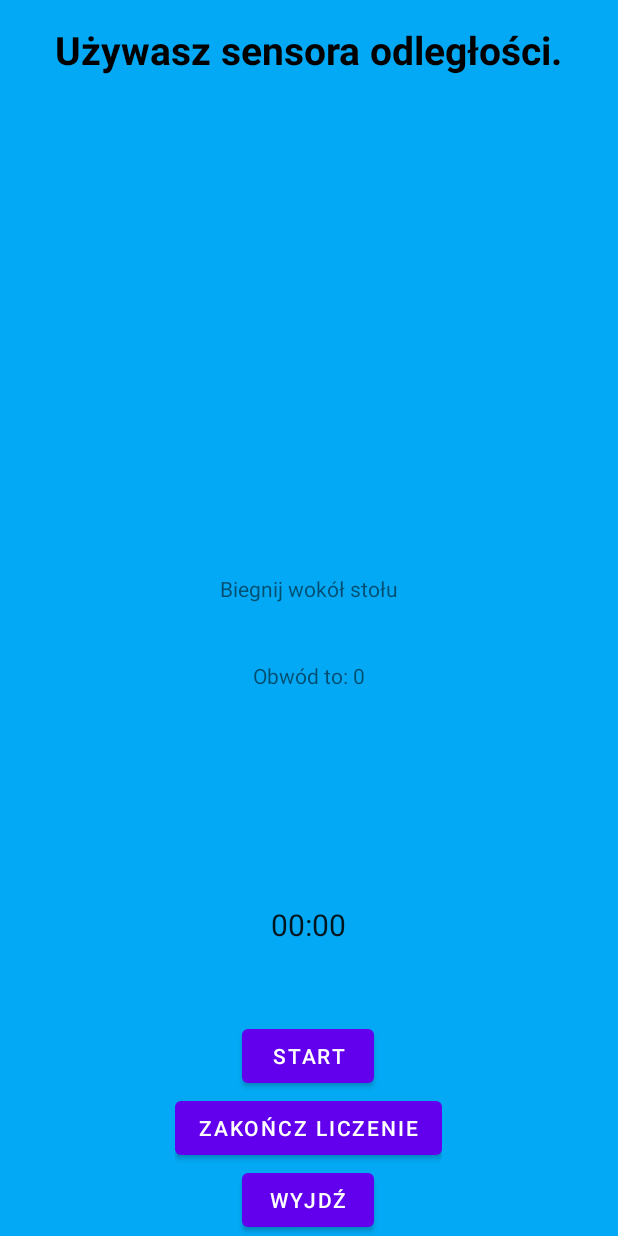
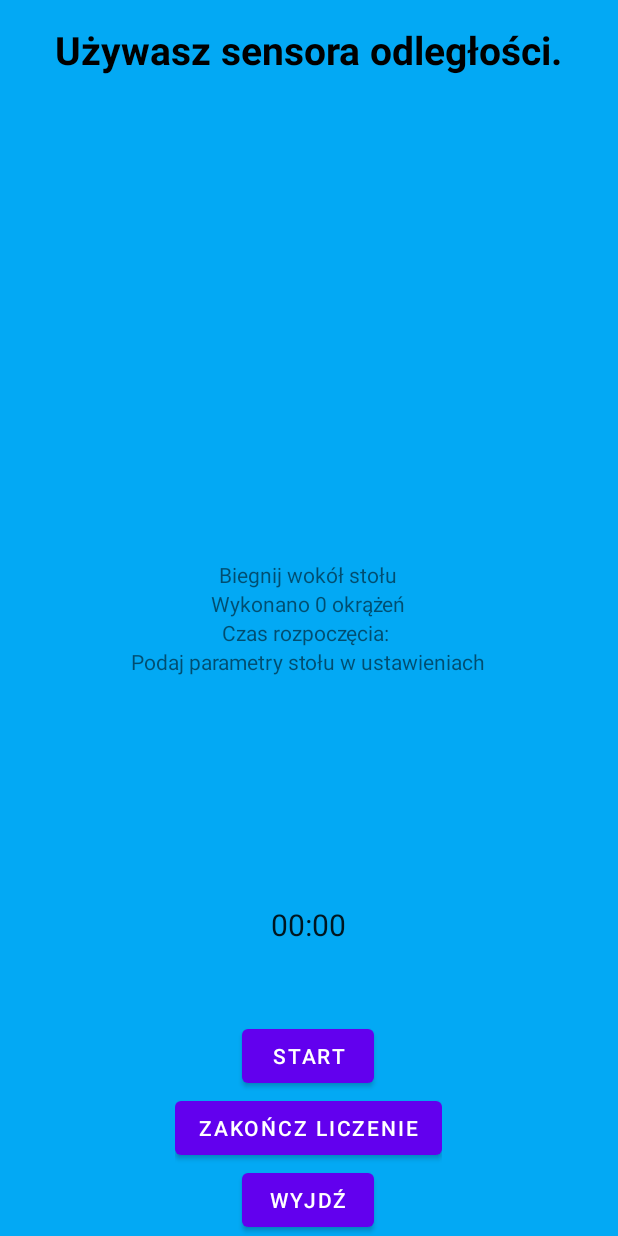
Before and after one commit to Laskos-p/Logon, an Android app: the Activity2 screen opened directly, with no data from a screen before it, on a phone screen of 412 x 824 dp. Run offline under Robolectric (Android 15) with nearby library versions, the phone set to English and light mode, and no system bars.

Commit message:
Wyświetlanie zerowych wartości

```diff
--- a/Wyscig/app/src/main/java/com/example/wyscig/Activity2.java
+++ b/Wyscig/app/src/main/java/com/example/wyscig/Activity2.java
@@ -29,7 +29,7 @@ public class Activity2 extends AppCompatActivity implements SensorEventListener{
     private MediaPlayer BeepMP;
     private TextView okrazenie, data;
     int i = 0;
-    String okrazenia, TAG = "TAG";
+    String okrazenia, TAG = "TAG", dataS, obwodS, obwodSError;
     private static final int SENSOR_SENSITIVITY = 4;
     Chronometer cmTimer;
     Button btnStart, btnStop, btnExit;
@@ -40,14 +40,14 @@ public class Activity2 extends AppCompatActivity implements SensorEventListener{
     public final void onCreate(Bundle savedInstanceState) {
         super.onCreate(savedInstanceState);
         setContentView(R.layout.activity_2);
-        try {
-            SharedPreferences ustawienia = getSharedPreferences("ustawienia", MODE_APPEND);
-            int obwod = ustawienia.getInt("obwod", 0);
-            final TextView textViewToChange = (TextView) findViewById(R.id.odleglosc);
-            textViewToChange.setText("Obwód to: " + obwod);
-        } catch (Throwable e) {
-            final TextView textViewToChange = (TextView) findViewById(R.id.odleglosc);
-            textViewToChange.setText("Podaj parametry stołu w ustawieniach");
+        SharedPreferences ustawienia = getSharedPreferences("ustawienia", MODE_PRIVATE);
+        int obwod = ustawienia.getInt("obwod", 0);
+        obwodS = getString(R.string.Obwód,obwod);
+        final TextView textViewToChange = findViewById(R.id.odleglosc);
+        textViewToChange.setText(obwodS);
+        if (obwod == 0) {
+            obwodSError = getString(R.string.Obwód_error);
+            textViewToChange.setText(obwodSError);
         }
         mSensorManager = (SensorManager) getSystemService(Context.SENSOR_SERVICE);
         mProximity = mSensorManager.getDefaultSensor(Sensor.TYPE_PROXIMITY);
@@ -58,6 +58,10 @@ public class Activity2 extends AppCompatActivity implements SensorEventListener{
         btnStart = findViewById(R.id.start_zegar);
         btnStop = findViewById(R.id.stop);
         btnExit = findViewById(R.id.exit);
+        okrazenia = getString(R.string.okrazenia,i);
+        okrazenie.setText(okrazenia);
+        dataS = getString(R.string.data,"");
+        data.setText(dataS);
         btnStart.setOnClickListener(v -> {
             on = true;
             i = 0;
@@ -69,7 +73,7 @@ public class Activity2 extends AppCompatActivity implements SensorEventListener{
             cmTimer.start();
             DateFormat dateFormat = new SimpleDateFormat("yyyy.MM.dd HH:mm:ss", Locale.ENGLISH);
             Date date = new Date();
-            String dataS = getString(R.string.data,dateFormat.format(date));
+            dataS = getString(R.string.data,dateFormat.format(date));
             data.setText(dataS);
         });
         btnStop.setOnClickListener(v -> {
--- a/Wyscig/app/src/main/res/layout/activity_2.xml
+++ b/Wyscig/app/src/main/res/layout/activity_2.xml
@@ -27,33 +27,38 @@
         android:layout_below="@id/sensor"/>
         <!--android:text="Tekst tu powinien iść od wielkości stołu"-->
 
+    <LinearLayout
+        android:layout_width="wrap_content"
+        android:layout_height="wrap_content"
+        android:layout_centerInParent="true"
+        android:orientation="vertical"
+        android:gravity="center_horizontal">
 
-    <TextView
+        <TextView
         android:id="@+id/start"
         android:layout_width="wrap_content"
         android:layout_height="wrap_content"
-        android:text="@string/Wyscig"
-        android:layout_centerHorizontal="true"
-        android:layout_above="@id/okrazenia"/>
+        android:text="@string/Wyscig" />
 
-    <TextView
+        <TextView
         android:id="@+id/okrazenia"
         android:layout_width="wrap_content"
         android:layout_height="wrap_content"
-        android:layout_centerInParent="true" />
-    <TextView
+        android:text="@string/okrazenia" />
+
+        <TextView
         android:id="@+id/data_czas"
         android:layout_width="wrap_content"
         android:layout_height="wrap_content"
-        android:layout_below="@id/okrazenia"
-        android:layout_centerHorizontal="true"/>
+        android:text="@string/data"/>
 
-    <TextView
+        <TextView
         android:id="@+id/odleglosc"
         android:layout_width="wrap_content"
         android:layout_height="wrap_content"
-        android:layout_below="@id/data_czas"
-        android:layout_centerHorizontal="true" />
+        android:text="@string/Obwód"/>
+
+    </LinearLayout>
 
     <LinearLayout
         android:layout_width="wrap_content"
@@ -81,10 +86,13 @@
             android:layout_width="wrap_content"
             android:layout_height="wrap_content"
             android:text="@string/stop"/>
+
         <Button
             android:id="@+id/exit"
             android:layout_width="wrap_content"
             android:layout_height="wrap_content"
             android:text="@string/exit"/>
+
     </LinearLayout>
+
 </RelativeLayout>
--- a/Wyscig/app/src/main/res/values/strings.xml
+++ b/Wyscig/app/src/main/res/values/strings.xml
@@ -26,4 +26,6 @@
     <string name="sensor_odleglosci">Sensor odległości</string>
     <string name="sensor_jasnosci">Sensor jasności</string>
     <string name="tabela_wynikow">Tabela wyników</string>
+    <string name="Obwód">Obwód to: %d</string>
+    <string name="Obwód_error">Podaj parametry stołu w ustawieniach</string>
 </resources>
```
